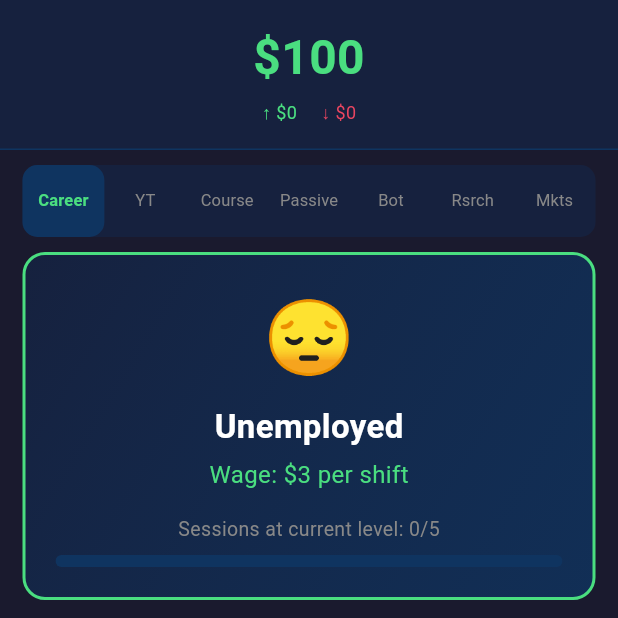
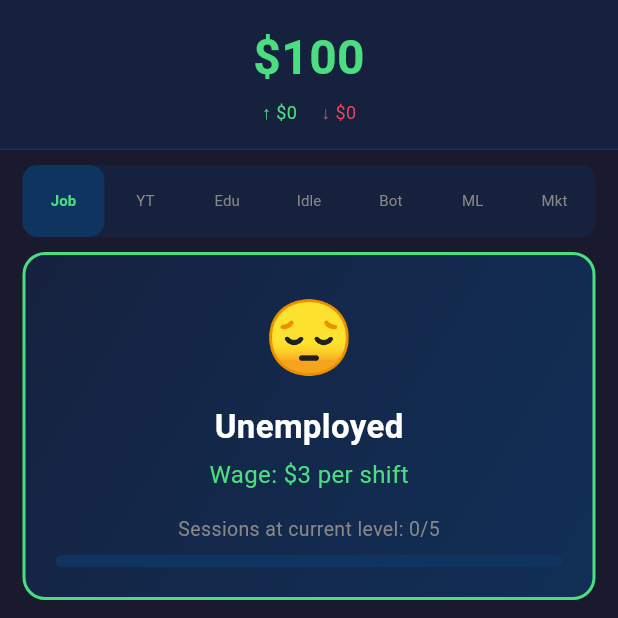
Before and after one commit to neoeny152/Briansidleclicker, a Flutter app: the screen it shows after launch, item 2 of the bottom bar chosen, on a phone screen of 412 x 824 dp, the top half of it. Run offline on Flutter 3.47's test engine with Material 3 defaults, Android fonts, the phone set to English and light mode, and no system bars; our stand-ins replace shared_preferences; Roboto replaces fonts that are missing (System).

Commit message:
Fix white overlay on tabs by disabling splash effects
- Wrapped TabBar in Theme to disable splash/highlight
- Added overlayColor and splashFactory to remove ripple effects
- Shortened tab labels for better fit (Job, YT, Edu, Idle, Bot, ML, Mkt)
- Reduced font size and adjusted padding

https://claude.ai/code/session_01HrwzmbcMLZAhmntXxZv6JA

```diff
--- a/idle_clicker_flutter/lib/views/shop_view.dart
+++ b/idle_clicker_flutter/lib/views/shop_view.dart
@@ -42,6 +42,11 @@ class _ShopViewState extends State<ShopView>
             color: const Color(0xFF16213E),
             borderRadius: BorderRadius.circular(10),
           ),
+          child: Theme(
+            data: Theme.of(context).copyWith(
+              splashColor: Colors.transparent,
+              highlightColor: Colors.transparent,
+            ),
             child: TabBar(
               controller: _tabController,
               indicator: BoxDecoration(
@@ -52,18 +57,21 @@ class _ShopViewState extends State<ShopView>
               labelColor: const Color(0xFF4ADE80),
               unselectedLabelColor: const Color(0xFF888888),
               dividerColor: Colors.transparent,
-            labelStyle: const TextStyle(fontSize: 11, fontWeight: FontWeight.bold),
-            unselectedLabelStyle: const TextStyle(fontSize: 11, fontWeight: FontWeight.normal),
-            labelPadding: EdgeInsets.zero,
+              overlayColor: WidgetStateProperty.all(Colors.transparent),
+              splashFactory: NoSplash.splashFactory,
+              labelStyle: const TextStyle(fontSize: 10, fontWeight: FontWeight.bold),
+              unselectedLabelStyle: const TextStyle(fontSize: 10, fontWeight: FontWeight.normal),
+              labelPadding: const EdgeInsets.symmetric(horizontal: 2),
               tabs: const [
-              Tab(text: 'Career'),
+                Tab(text: 'Job'),
                 Tab(text: 'YT'),
-              Tab(text: 'Course'),
-              Tab(text: 'Passive'),
+                Tab(text: 'Edu'),
+                Tab(text: 'Idle'),
                 Tab(text: 'Bot'),
-              Tab(text: 'Rsrch'),
-              Tab(text: 'Mkts'),
+                Tab(text: 'ML'),
+                Tab(text: 'Mkt'),
               ],
+            ),
           ),
         ),
 
```
Lines whose indentation alone changed are shown as unchanged.
